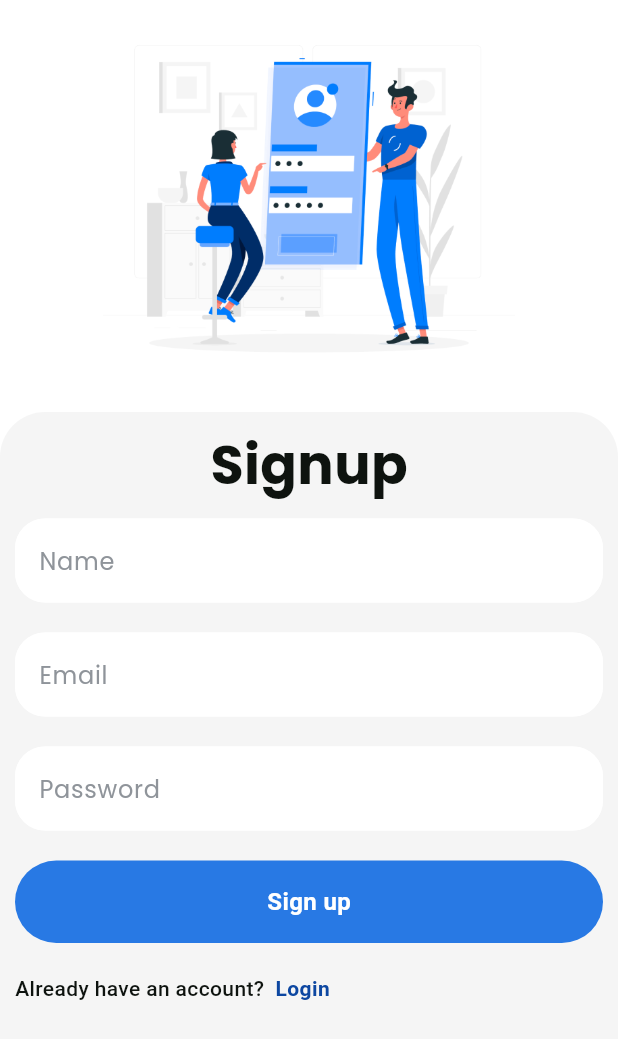
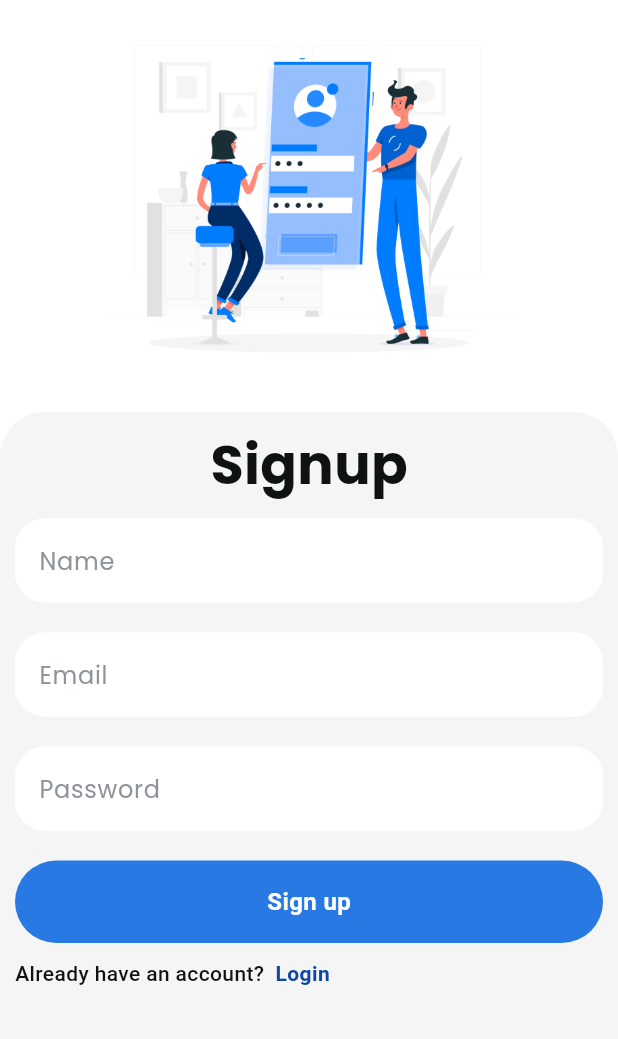
Before and after one commit to YasithWijesuriya/myTodo_app, a Flutter app: the screen it shows after launch, on a phone screen of 412 x 824 dp. Shown: the top 1039 px of the screen. Run offline on Flutter 3.47's test engine with Material 3 defaults, Android fonts, the phone set to English and light mode, and no system bars.

Commit message:
set alignment in signupSCreen file 🙌

```diff
--- a/mytodoapp_frontend/lib/features/authentication/ui/signUpScreen.dart
+++ b/mytodoapp_frontend/lib/features/authentication/ui/signUpScreen.dart
@@ -156,9 +156,7 @@ class _SignUpscreenState extends State<SignUpscreen> {
                         ),
                       ),
                     ),
-                  SizedBox(
-                   height: 10,
-                  ),
+
                   Padding(
                     padding: const EdgeInsets.symmetric(horizontal: 10.0,),
                     child: Row(
```
